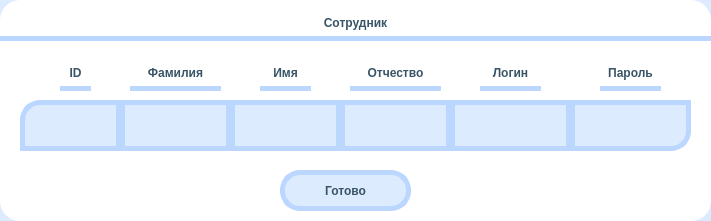
Qt form CRM/editUI/editEmployee.ui (Plnguins/CRM) before a commit.
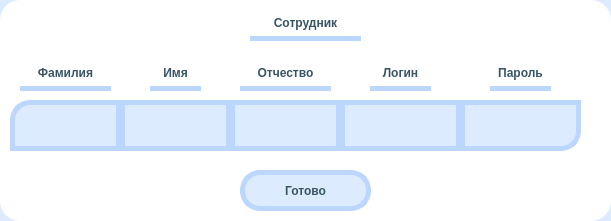
The same form after that commit.

The edit to the form file:
```diff
--- a/CRM/editUI/editEmployee.ui
+++ b/CRM/editUI/editEmployee.ui
@@ -21,38 +21,17 @@
    <rect>
     <x>0</x>
     <y>0</y>
-    <width>711</width>
+    <width>611</width>
     <height>221</height>
    </rect>
   </property>
   <property name="windowTitle">
    <string>Сотрудник</string>
   </property>
-  <widget class="QLabel" name="IDEnter">
-   <property name="geometry">
-    <rect>
-     <x>20</x>
-     <y>100</y>
-     <width>101</width>
-     <height>51</height>
-    </rect>
-   </property>
-   <property name="styleSheet">
-    <string notr="true">	font: 12pt &quot;Comfortaa&quot;;
-	font: bold;
-	color:  rgb(56, 84, 102);	
-	background-color: rgb(221, 235, 255);
-	border: 5px solid #BBD6FF ;
-	border-top-left-radius: 20px;</string>
-   </property>
-   <property name="text">
-    <string/>
-   </property>
-  </widget>
   <widget class="QLabel" name="Name">
    <property name="geometry">
     <rect>
-     <x>260</x>
+     <x>150</x>
      <y>60</y>
      <width>51</width>
      <height>31</height>
@@ -77,7 +56,7 @@
   <widget class="QLabel" name="Login">
    <property name="geometry">
     <rect>
-     <x>480</x>
+     <x>370</x>
      <y>60</y>
      <width>61</width>
      <height>31</height>
@@ -102,7 +81,7 @@
   <widget class="QLabel" name="Password">
    <property name="geometry">
     <rect>
-     <x>600</x>
+     <x>490</x>
      <y>60</y>
      <width>61</width>
      <height>31</height>
@@ -127,7 +106,7 @@
   <widget class="QLabel" name="Surname">
    <property name="geometry">
     <rect>
-     <x>130</x>
+     <x>20</x>
      <y>60</y>
      <width>91</width>
      <height>31</height>
@@ -152,7 +131,7 @@
   <widget class="QLineEdit" name="SorceEnter">
    <property name="geometry">
     <rect>
-     <x>570</x>
+     <x>460</x>
      <y>100</y>
      <width>121</width>
      <height>51</height>
@@ -164,13 +143,19 @@
 	color:  rgb(56, 84, 102);	
 	background-color: rgb(221, 235, 255);
 	border: 5px solid #BBD6FF ;
+	border-top-left-radius: 0px;
+	border-top-right-radius:0px;
+	border-bottom-left-radius:0px;
 	border-bottom-right-radius:20px;</string>
    </property>
+   <property name="alignment">
+    <set>Qt::AlignCenter</set>
+   </property>
   </widget>
   <widget class="QLineEdit" name="LoginEnter">
    <property name="geometry">
     <rect>
-     <x>450</x>
+     <x>340</x>
      <y>100</y>
      <width>121</width>
      <height>51</height>
@@ -181,13 +166,17 @@
 	font: bold;
 	color:  rgb(56, 84, 102);	
 	background-color: rgb(221, 235, 255);
-	border: 5px solid #BBD6FF ;</string>
+	border: 5px solid #BBD6FF ;
+	border-radius:0px;</string>
+   </property>
+   <property name="alignment">
+    <set>Qt::AlignCenter</set>
    </property>
   </widget>
   <widget class="QLineEdit" name="NameEnter">
    <property name="geometry">
     <rect>
-     <x>230</x>
+     <x>120</x>
      <y>100</y>
      <width>111</width>
      <height>51</height>
@@ -198,13 +187,17 @@
 	font: bold;
 	color:  rgb(56, 84, 102);	
 	background-color: rgb(221, 235, 255);
-	border: 5px solid #BBD6FF ;</string>
+	border: 5px solid #BBD6FF ;
+border-radius:0px;</string>
+   </property>
+   <property name="alignment">
+    <set>Qt::AlignCenter</set>
    </property>
   </widget>
   <widget class="QLabel" name="Patronymic">
    <property name="geometry">
     <rect>
-     <x>350</x>
+     <x>240</x>
      <y>60</y>
      <width>91</width>
      <height>31</height>
@@ -231,7 +224,7 @@
     <rect>
      <x>0</x>
      <y>0</y>
-     <width>711</width>
+     <width>611</width>
      <height>221</height>
     </rect>
    </property>
@@ -246,7 +239,7 @@
   <widget class="QPushButton" name="Apply">
    <property name="geometry">
     <rect>
-     <x>280</x>
+     <x>240</x>
      <y>170</y>
      <width>131</width>
      <height>41</height>
@@ -313,9 +306,9 @@
   <widget class="QLabel" name="TableName">
    <property name="geometry">
     <rect>
-     <x>0</x>
+     <x>250</x>
      <y>10</y>
-     <width>711</width>
+     <width>111</width>
      <height>31</height>
     </rect>
    </property>
@@ -338,7 +331,7 @@
   <widget class="QLineEdit" name="SurnameEnter">
    <property name="geometry">
     <rect>
-     <x>120</x>
+     <x>10</x>
      <y>100</y>
      <width>111</width>
      <height>51</height>
@@ -349,13 +342,20 @@
 	font: bold;
 	color:  rgb(56, 84, 102);	
 	background-color: rgb(221, 235, 255);
-	border: 5px solid #BBD6FF ;</string>
+	border: 5px solid #BBD6FF ;
+border-top-left-radius: 20px;
+	border-top-right-radius:0px;
+	border-bottom-left-radius:0px;
+	border-bottom-right-radius:0px;</string>
+   </property>
+   <property name="alignment">
+    <set>Qt::AlignCenter</set>
    </property>
   </widget>
   <widget class="QLineEdit" name="PatronymicEnter">
    <property name="geometry">
     <rect>
-     <x>340</x>
+     <x>230</x>
      <y>100</y>
      <width>111</width>
      <height>51</height>
@@ -366,29 +366,8 @@
 	font: bold;
 	color:  rgb(56, 84, 102);	
 	background-color: rgb(221, 235, 255);
-	border: 5px solid #BBD6FF ;</string>
-   </property>
-  </widget>
-  <widget class="QLabel" name="ID">
-   <property name="geometry">
-    <rect>
-     <x>60</x>
-     <y>60</y>
-     <width>31</width>
-     <height>31</height>
-    </rect>
-   </property>
-   <property name="styleSheet">
-    <string notr="true">	font: 12pt &quot;Comfortaa&quot;;
-	font: bold;
-	color:  rgb(56, 84, 102);
 	border: 5px solid #BBD6FF ;
-	border-top: transparent;
-	border-left: transparent;
-	border-right: transparent;</string>
-   </property>
-   <property name="text">
-    <string>ID</string>
+	border-radius:0px;</string>
    </property>
    <property name="alignment">
     <set>Qt::AlignCenter</set>
```
Left out of the diff: 17 changed lines with no effect on the pictures.
